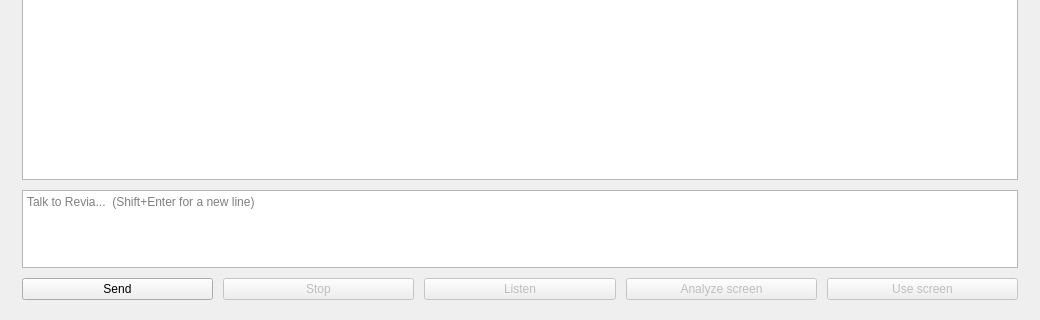
Old version of the form Desktop/reviaWindow.ui in the repository MahouSenseii/R.E.V.I.A; both pictures show x 0 to 1040 and y 400 to 720 of the 1040 by 720 pixel window.
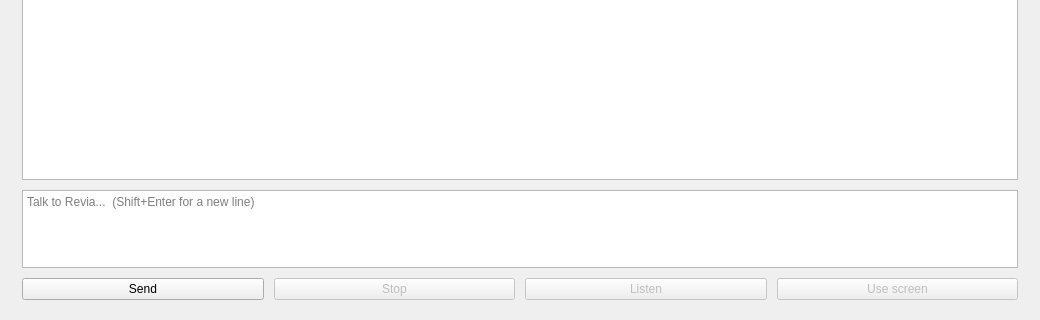
New version of the form.

What changed in the file:
```diff
--- a/Desktop/reviaWindow.ui
+++ b/Desktop/reviaWindow.ui
@@ -68,7 +68,6 @@
          <item><widget class="QPushButton" name="sendButton"><property name="text"><string>Send</string></property></widget></item>
          <item><widget class="QPushButton" name="stopButton"><property name="enabled"><bool>false</bool></property><property name="text"><string>Stop</string></property></widget></item>
          <item><widget class="QPushButton" name="microphoneButton"><property name="enabled"><bool>false</bool></property><property name="toolTip"><string>Start or stop voice capture (Ctrl+Space)</string></property><property name="text"><string>Listen</string></property><property name="shortcut"><string>Ctrl+Space</string></property></widget></item>
-         <item><widget class="QPushButton" name="visionButton"><property name="enabled"><bool>false</bool></property><property name="text"><string>Analyze screen</string></property></widget></item>
          <item><widget class="QPushButton" name="screenActionButton"><property name="enabled"><bool>false</bool></property><property name="toolTip"><string>Use the instruction in the message box to locate one visible control, then resolve it to Windows UI Automation before asking for action confirmation.</string></property><property name="text"><string>Use screen</string></property></widget></item>
         </layout></item>
        </layout>
```
